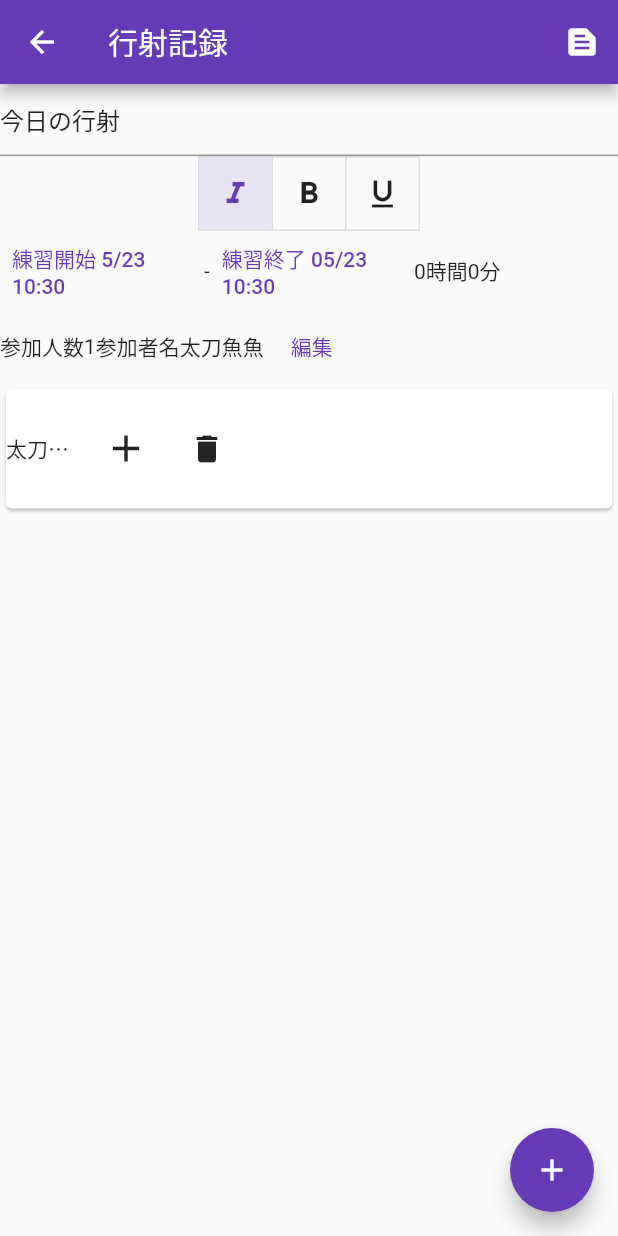
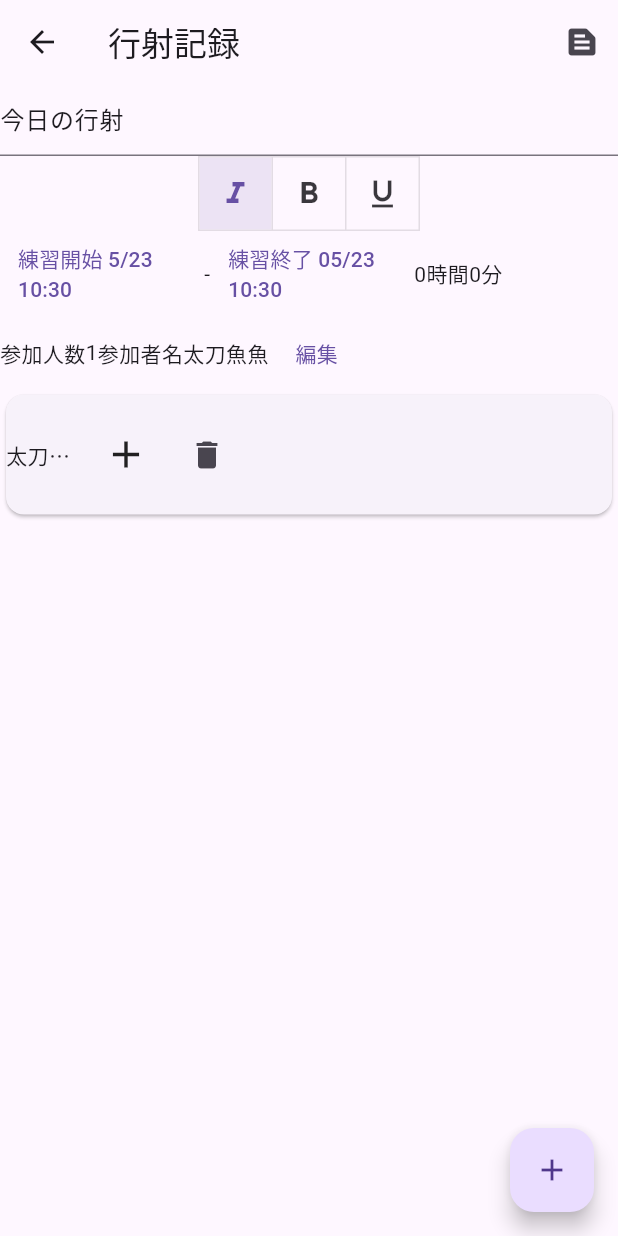
Before and after one commit to Mayuge-SAKANA/kyudoapp, a Flutter app: the screen it shows after launch, after a tap on the "add" icon, after a tap on "2022", on a phone screen of 412 x 824 dp. Run offline on Flutter 3.47's test engine with Material 2 defaults, Android fonts, the phone set to English and light mode, and no system bars; our stand-ins replace flutter_datetime_picker, flutter_riverpod.

Commit message:
update to flutter 3.0

```diff
--- a/lib/data/data_gyosha_define.dart
+++ b/lib/data/data_gyosha_define.dart
@@ -17,6 +17,8 @@ class GyoshaData extends DataAbstClass {
 
   int _tachiInstanceNumber = 0;
   int _sankashaInstanceNumber = 0;
+  final List<TachiData> tachiList = []; //立集合
+  final List<SankashaData> sankashaList = [];//参加者リスト
 
   String get startDateTimeStr =>dateTimeToString(startDateTime); //開始時間
   String get finishDateTimeStr => dateTimeToString(finishDateTime); //終了時間
@@ -25,14 +27,8 @@ class GyoshaData extends DataAbstClass {
   int get totalTekichu =>countUserAtariTotal(appUserID);
   int get totalSha =>countUserShaTotal(appUserID);
 
-  final List<String> _editorList = []; //編集者リスト
-  final List<TachiData> tachiList = []; //立集合
-  final List<SankashaData> sankashaList = [];//参加者リスト
 
   int get sankashaNum =>sankashaList.length;
-  List<String> sankashaNames = [];
-  Map<String,String> sankashaNamesMap={};
-  Map<String,String> sankashaIDMap={};
 
   GyoshaData(this.mainEditorName, this.gyoshaName,
       this.gyoshaType, this.startDateTime,this.finishDateTime,
@@ -63,6 +59,7 @@ class GyoshaData extends DataAbstClass {
     }
     sankashaList.removeAt(index);
   }
+
   void deleteAppUserData(){
     for(int i=tachiList.length-1;i>-1;i--){
       if(tachiList[i].sankashaData!=null &&tachiList[i].sankashaData!.sankashaID ==appUserID){
@@ -121,6 +118,7 @@ class GyoshaData extends DataAbstClass {
     if(sankashaID==""){
       return 0;
     }
+
     for(TachiData tachiData in tachiList){
       if(tachiData.sankashaData!=null && tachiData.sankashaData!.sankashaID==sankashaID) {
         atariTotal += tachiData.atariShaNum;
--- a/lib/main.dart
+++ b/lib/main.dart
@@ -17,7 +17,11 @@ class KyudoApp extends StatelessWidget {
   Widget build(BuildContext context) {
     return MaterialApp(
       title: 'Kyudo App',
-      theme: ThemeData(primarySwatch: Colors.deepPurple, brightness: Brightness.light ),
+      theme: ThemeData(
+          primarySwatch: Colors.deepPurple,
+          brightness: Brightness.light,
+          useMaterial3: true,
+      ),
       debugShowCheckedModeBanner: false,
       home: const MainView(),
     );
--- a/lib/widgets/edit_sankasha_basic_card.dart
+++ b/lib/widgets/edit_sankasha_basic_card.dart
@@ -25,7 +25,7 @@ class SankashaCardContents extends  ConsumerWidget {
           ),
           SizedBox(
             //height: 60,
-            width: 240,
+            width: 200,
             child: _DetermineSankashaListItem(index),
           ),
 
--- a/lib/widgets/main_gyosha_card.dart
+++ b/lib/widgets/main_gyosha_card.dart
@@ -57,7 +57,7 @@ class GyoshaMainDataRow extends ConsumerWidget{
                 Text(gyoshaData.startDateTime.month.toString().padLeft(2)+"/"+gyoshaData.startDateTime.day.toString().padLeft(2),
                   style: TextStyle(
                     fontWeight: FontWeight.bold,
-                    fontSize: 30,
+                    fontSize: 20,
                     color: Theme.of(context).primaryColor,
                   ),
                 ),
```
Also changed, not shown: pubspec.yaml (+6 -5 lines), pubspec.lock.
